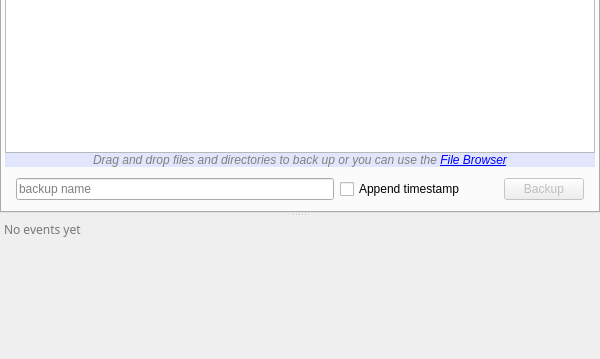
Before: the Qt Designer form forms/mainwindow.ui in Tarsnap/tarsnap-gui, drawn with Qt 5; both pictures show x 0 to 600 and y 249 to 608 of the 600 by 608 pixel window.
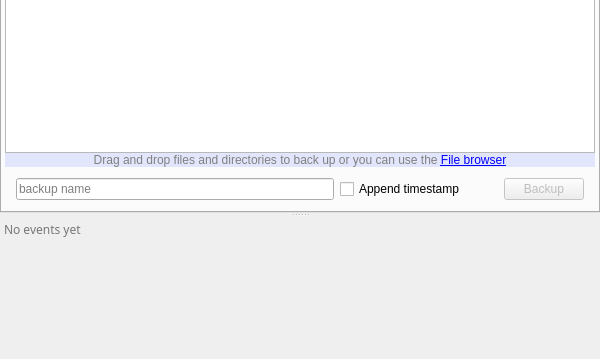
After: the same form once the commit is applied. Icons and pictures are not drawn. Custom widgets are drawn as their Qt base class.

Commit message:
Don't use Italic text anymore.
It almost always doesn't look good, especially cross-desktops.

Diff of the .ui file:
```diff
--- a/forms/mainwindow.ui
+++ b/forms/mainwindow.ui
@@ -210,7 +210,7 @@
 }</string>
              </property>
              <property name="text">
-              <string>&lt;html&gt;&lt;head/&gt;&lt;body&gt;&lt;p&gt;Drag and drop files and directories to back up or you can use the &lt;a href=&quot;.&quot;&gt;&lt;span style=&quot; text-decoration: underline; color:#0000ff;&quot;&gt;File Browser&lt;/span&gt;&lt;/a&gt;&lt;/p&gt;&lt;/body&gt;&lt;/html&gt;</string>
+              <string>&lt;html&gt;&lt;head/&gt;&lt;body&gt;&lt;p&gt;&lt;span style=&quot; font-style:normal;&quot;&gt;Drag and drop files and directories to back up or you can use the &lt;/span&gt;&lt;a href=&quot;.&quot;&gt;&lt;span style=&quot; font-style:normal; text-decoration: underline; color:#0000ff;&quot;&gt;File browser&lt;/span&gt;&lt;/a&gt;&lt;/p&gt;&lt;/body&gt;&lt;/html&gt;</string>
              </property>
              <property name="textFormat">
               <enum>Qt::RichText</enum>
```
